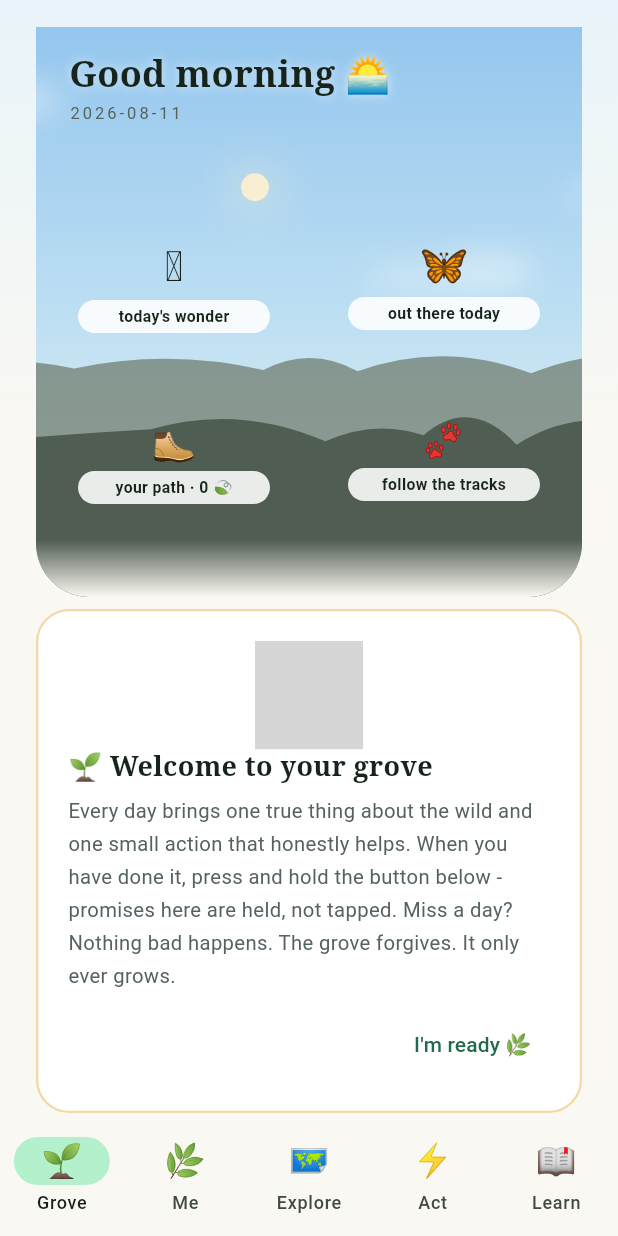
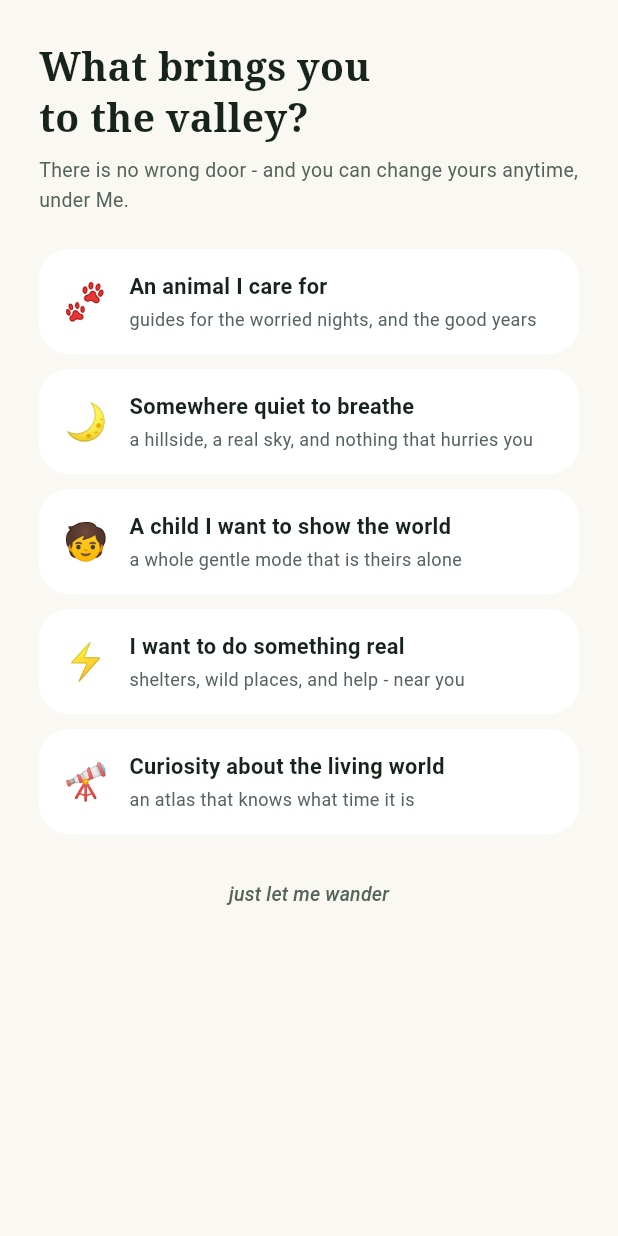
Before and after one commit to Yakir-ash/hopeling, a Flutter app: the screen it shows after launch, on a phone screen of 412 x 824 dp. Run offline on Flutter 3.47's test engine with Material 3 defaults, Android fonts, the phone set to English and light mode, and no system bars; our stand-ins replace audioplayers, cached_network_image, flutter_cache_manager, flutter_local_notifications, flutter_tts, just_audio and 5 more; missing offline and left inert: flame; accounts and stored records are empty; network calls fail; grey boxes are pictures that could not be loaded.

Commit message:
The Doorkeeper: what brings you to the valley?
The co-founder's onboarding idea, kept to its best self. One warm
question at the first adult open, five doors, each opening a room
that already exists: an animal I care for (Hub), somewhere quiet
(the hillside), a child (kids mode), something real (Act), and
curiosity (the Atlas). A greeting, not a filing system - the
answer stays on-device, a 'just let me wander' skip is honored,
and Me gains a My Door card so the answer changes anytime. Tests
guard the copy: no pressure words, no funnels, no dashes.

```diff
--- /dev/null
+++ b/app/lib/features/home/doorkeeper.dart
@@ -0,0 +1,149 @@
+// The Doorkeeper - the co-founder's idea, kept to its best self.
+// One warm question at the first adult open: what brings you to
+// the valley? Five answers, each opening a room that already
+// exists. It is a greeting, not a filing system: the answer stays
+// on this device, changes anytime from Me, and never locks a
+// door. Naming what you came for is itself the retention
+// mechanic - people return to what they said out loud.
+
+import 'package:flutter/material.dart';
+import 'package:shared_preferences/shared_preferences.dart';
+
+import '../../core/haptics.dart';
+import '../../core/sfx.dart';
+import '../../core/theme.dart';
+
+class Doorkeeper {
+  /// Ask only once, and only if no door was ever chosen.
+  static Future<bool> shouldAsk() async {
+    final p = await SharedPreferences.getInstance();
+    return !(p.getBool('doorAsked') ?? false);
+  }
+
+  static Future<void> save(String id) async {
+    final p = await SharedPreferences.getInstance();
+    await p.setBool('doorAsked', true);
+    await p.setString('valleyDoor', id);
+  }
+
+  static Future<String?> door() async {
+    final p = await SharedPreferences.getInstance();
+    return p.getString('valleyDoor');
+  }
+}
+
+class Door {
+  final String id, emoji, title, sub;
+  const Door(this.id, this.emoji, this.title, this.sub);
+}
+
+const valleyDoors = [
+  Door('animal', '🐾', 'An animal I care for',
+      'guides for the worried nights, and the good years'),
+  Door('quiet', '🌙', 'Somewhere quiet to breathe',
+      'a hillside, a real sky, and nothing that hurries you'),
+  Door('child', '🧒', 'A child I want to show the world',
+      'a whole gentle mode that is theirs alone'),
+  Door('act', '⚡', 'I want to do something real',
+      'shelters, wild places, and help - near you'),
+  Door('wonder', '🔭', 'Curiosity about the living world',
+      'an atlas that knows what time it is'),
+];
+
+/// Shown once as a full-screen page; pops with the chosen door id
+/// (or 'wander' for the quiet skip at the bottom).
+class DoorkeeperScreen extends StatelessWidget {
+  const DoorkeeperScreen({super.key});
+
+  @override
+  Widget build(BuildContext context) {
+    return Scaffold(
+      backgroundColor: paper,
+      body: SafeArea(
+        child: ListView(
+          padding: const EdgeInsets.fromLTRB(26, 28, 26, 24),
+          children: [
+            Text('What brings you\nto the valley?', style: serif(26)),
+            const SizedBox(height: 8),
+            const Text(
+              'There is no wrong door - and you can change yours '
+              'anytime, under Me.',
+              style: TextStyle(fontSize: 13, height: 1.5, color: tx2),
+            ),
+            const SizedBox(height: 22),
+            for (final d in valleyDoors)
+              Container(
+                margin: const EdgeInsets.only(bottom: 10),
+                child: Semantics(
+                  button: true,
+                  label: '${d.title}. ${d.sub}',
+                  child: Material(
+                    color: Colors.white,
+                    borderRadius: BorderRadius.circular(20),
+                    child: InkWell(
+                      borderRadius: BorderRadius.circular(20),
+                      onTap: () {
+                        Haptics.tick();
+                        Sfx.play('pop', volume: 0.3);
+                        Doorkeeper.save(d.id);
+                        Navigator.of(context).pop(d.id);
+                      },
+                      child: Padding(
+                        padding: const EdgeInsets.symmetric(
+                            horizontal: 16, vertical: 15),
+                        child: ExcludeSemantics(
+                          child: Row(children: [
+                            Text(d.emoji,
+                                style: const TextStyle(fontSize: 24)),
+                            const SizedBox(width: 14),
+                            Expanded(
+                              child: Column(
+                                crossAxisAlignment:
+                                    CrossAxisAlignment.start,
+                                children: [
+                                  Text(d.title,
+                                      style: const TextStyle(
+                                          fontSize: 14.5,
+                                          fontWeight: FontWeight.w700,
+                                          color: ink)),
+                                  const SizedBox(height: 2),
+                                  Text(d.sub,
+                                      style: const TextStyle(
+                                          fontSize: 12,
+                                          height: 1.4,
+                                          color: tx2)),
+                                ],
+                              ),
+                            ),
+                          ]),
+                        ),
+                      ),
+                    ),
+                  ),
+                ),
+              ),
+            const SizedBox(height: 6),
+            Center(
+              child: Semantics(
+                button: true,
+                label: 'Just let me wander',
+                child: TextButton(
+                  onPressed: () {
+                    Haptics.tick();
+                    Doorkeeper.save('wander');
+                    Navigator.of(context).pop('wander');
+                  },
+                  child: const Text('just let me wander',
+                      style: TextStyle(
+                          fontSize: 13,
+                          fontStyle: FontStyle.italic,
+                          color: tx2)),
+                ),
+              ),
+            ),
+          ],
+        ),
+      ),
+    );
+  }
+}
--- a/app/lib/features/me/me_screen.dart
+++ b/app/lib/features/me/me_screen.dart
@@ -11,7 +11,10 @@ import 'package:url_launcher/url_launcher.dart';
 import '../../core/clock.dart';
 import '../../core/haptics.dart';
 import '../../core/theme.dart';
+import '../atlas/atlas_screen.dart';
 import '../fieldguide/fieldguide_screen.dart';
+import '../home/doorkeeper.dart';
+import '../hub/hub_screen.dart';
 import '../../core/widgets.dart';
 import '../../data/api.dart';
 import '../../data/content.dart';
@@ -208,6 +211,57 @@ class _MeScreenState extends State<MeScreen> {
                     ),
                     Icon(Icons.chevron_right, color: tx2, size: 20),
                   ]),
+                ),
+              ),
+            ),
+          ),
+          const SizedBox(height: 14),
+          // the doorkeeper's promise: your door, changeable anytime
+          Semantics(
+            button: true,
+            label: 'My door. What brings you to the valley - '
+                'change your answer anytime.',
+            child: Material(
+              color: Colors.white,
+              borderRadius: BorderRadius.circular(20),
+              child: InkWell(
+                borderRadius: BorderRadius.circular(20),
+                onTap: () async {
+                  Haptics.tick();
+                  final id = await Navigator.of(context).push<String>(
+                      risePush(const DoorkeeperScreen()));
+                  if (!context.mounted || id == null) return;
+                  switch (id) {
+                    case 'animal':
+                      Navigator.of(context)
+                          .push(risePush(const HubScreen()));
+                    case 'child':
+                      Navigator.of(context)
+                          .push(risePush(const KidsParentScreen()));
+                    case 'wonder':
+                      Navigator.of(context)
+                          .push(risePush(const AtlasScreen()));
+                    // 'quiet', 'act', 'wander': saved; the valley
+                    // is one tap away either way
+                  }
+                },
+                child: const Padding(
+                  padding: EdgeInsets.all(16),
+                  child: ExcludeSemantics(
+                    child: Row(children: [
+                      Text('🚪', style: TextStyle(fontSize: 22)),
+                      SizedBox(width: 12),
+                      Expanded(
+                        child: Text(
+                            'My door - what brings me to the valley',
+                            style: TextStyle(
+                                fontSize: 13,
+                                fontWeight: FontWeight.w600,
+                                color: ink)),
+                      ),
+                      Icon(Icons.chevron_right, color: tx2, size: 20),
+                    ]),
+                  ),
                 ),
               ),
             ),
```
Also changed, not shown: app/lib/main.dart (+23 -0 lines), 1 other file.
